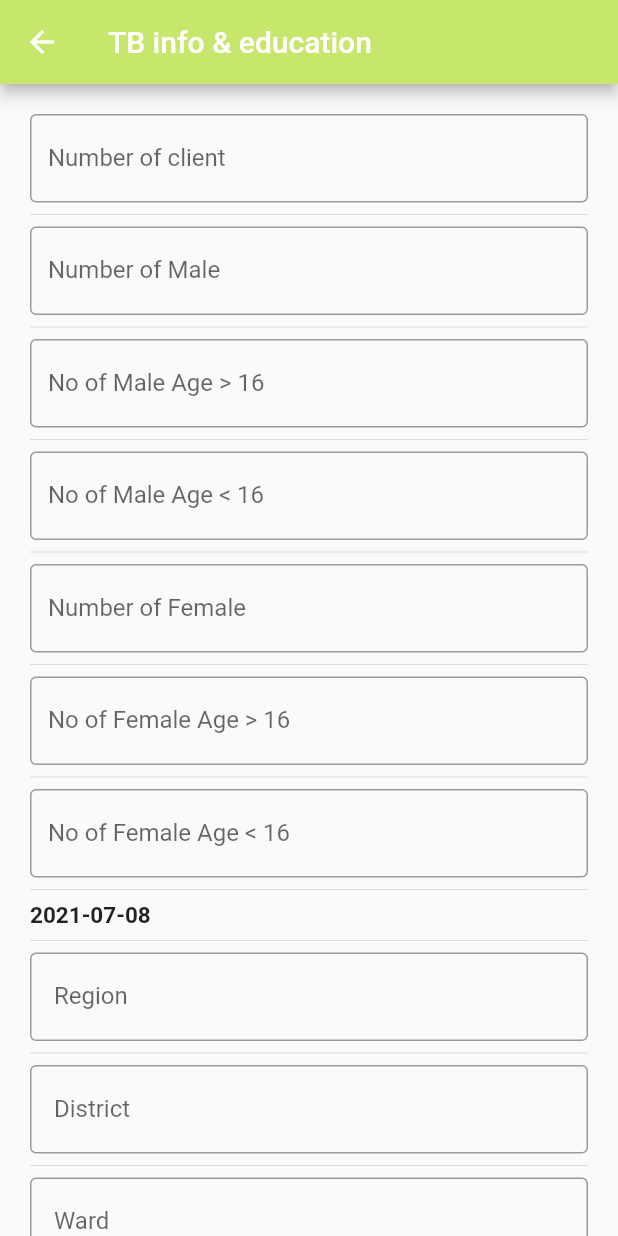
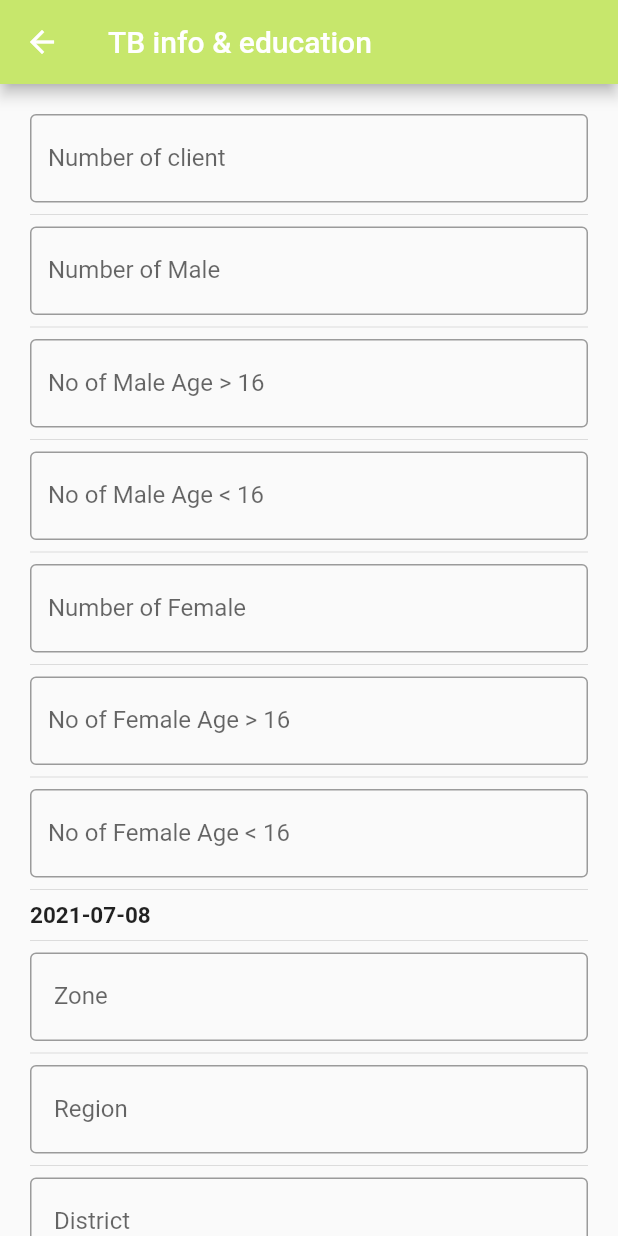
Before and after one commit to MKUTA-PROJECT/MKUTA-Mobile, a Flutter app: the EducationInfo screen opened directly, on a phone screen of 412 x 824 dp. Run offline on Flutter 3.47's test engine with Material 2 defaults, Android fonts, the light colour scheme and no system bars; our stand-ins replace pie_chart, sqflite; accounts and stored records are empty.

Commit message:
Addd the Info API

```diff
--- a/lib/UI/Dahboard/education.dart
+++ b/lib/UI/Dahboard/education.dart
@@ -31,7 +31,7 @@ class _EducationState extends State<Education> {
                     mainAxisAlignment: MainAxisAlignment.spaceEvenly,
                     children: [
                       Column(children: [
-                        Text('list of Tb info '),
+                        Text('List of My Activities'),
                       ]),
                       Column(children: [
                         IconButton(
--- a/lib/UI/Dahboard/eduucationInfo.dart
+++ b/lib/UI/Dahboard/eduucationInfo.dart
@@ -1,4 +1,6 @@
 import 'package:flutter/material.dart';
+import 'package:mkuat/UI/model/info.dart';
+import 'package:mkuat/core/service/infoService.dart';
 import 'education.dart';
 
 class EducationInfo extends StatefulWidget {
@@ -9,7 +11,20 @@ class EducationInfo extends StatefulWidget {
 }
 
 class _EducationInfoState extends State<EducationInfo> {
-  DateTime selectedDate = DateTime.now();
+  var selectedDate = new DateTime.now().toString().substring(0, 10);
+  TextEditingController _fbController = new TextEditingController();
+  TextEditingController _faController = new TextEditingController();
+  TextEditingController _mbController = new TextEditingController();
+  TextEditingController _maController = new TextEditingController();
+  TextEditingController _zController = new TextEditingController();
+  TextEditingController _rController = new TextEditingController();
+  TextEditingController _dController = new TextEditingController();
+  TextEditingController _sdController = new TextEditingController();
+  TextEditingController _wController = new TextEditingController();
+  TextEditingController _sController = new TextEditingController();
+
+  bool _isSubmit;
+  bool get isSubmit => _isSubmit ?? false;
   @override
   Widget build(BuildContext context) {
     return Scaffold(
@@ -42,6 +57,7 @@ class _EducationInfoState extends State<EducationInfo> {
                     ),
                     Divider(),
                     TextFormField(
+                      controller: _maController,
                       decoration: const InputDecoration(
                         border: OutlineInputBorder(),
                         prefixText: 'No of Male Age > 16 ',
@@ -50,6 +66,7 @@ class _EducationInfoState extends State<EducationInfo> {
                     ),
                     Divider(),
                     TextFormField(
+                      controller: _mbController,
                       decoration: const InputDecoration(
                         border: OutlineInputBorder(),
                         prefixText: 'No of Male Age < 16 ',
@@ -66,6 +83,7 @@ class _EducationInfoState extends State<EducationInfo> {
                     ),
                     Divider(),
                     TextFormField(
+                      controller: _faController,
                       decoration: const InputDecoration(
                         border: OutlineInputBorder(),
                         prefixText: 'No of Female Age > 16 ',
@@ -74,6 +92,7 @@ class _EducationInfoState extends State<EducationInfo> {
                     ),
                     Divider(),
                     TextFormField(
+                      controller: _fbController,
                       decoration: const InputDecoration(
                         border: OutlineInputBorder(),
                         prefixText: 'No of Female Age < 16 ',
@@ -84,7 +103,7 @@ class _EducationInfoState extends State<EducationInfo> {
                     Row(
                       children: [
                         Text(
-                          "${selectedDate.toLocal()}".split(' ')[0],
+                          "$selectedDate",
                           style: TextStyle(
                               fontSize: 15, fontWeight: FontWeight.bold),
                         ),
@@ -92,6 +111,15 @@ class _EducationInfoState extends State<EducationInfo> {
                     ),
                     Divider(),
                     TextFormField(
+                      controller: _zController,
+                      decoration: const InputDecoration(
+                        border: OutlineInputBorder(),
+                        labelText: ' Zone',
+                      ),
+                    ),
+                    Divider(),
+                    TextFormField(
+                      controller: _rController,
                       decoration: const InputDecoration(
                         border: OutlineInputBorder(),
                         labelText: ' Region',
@@ -99,6 +127,7 @@ class _EducationInfoState extends State<EducationInfo> {
                     ),
                     Divider(),
                     TextFormField(
+                      controller: _dController,
                       decoration: const InputDecoration(
                         border: OutlineInputBorder(),
                         labelText: ' District',
@@ -106,6 +135,15 @@ class _EducationInfoState extends State<EducationInfo> {
                     ),
                     Divider(),
                     TextFormField(
+                      controller: _sdController,
+                      decoration: const InputDecoration(
+                        border: OutlineInputBorder(),
+                        labelText: ' Sub-District',
+                      ),
+                    ),
+                    Divider(),
+                    TextFormField(
+                      controller: _wController,
                       decoration: const InputDecoration(
                         border: OutlineInputBorder(),
                         labelText: ' Ward',
@@ -113,13 +151,7 @@ class _EducationInfoState extends State<EducationInfo> {
                     ),
                     Divider(),
                     TextFormField(
-                      decoration: const InputDecoration(
-                        border: OutlineInputBorder(),
-                        labelText: ' Zone',
-                      ),
-                    ),
-                    Divider(),
-                    TextFormField(
+                      controller: _sController,
                       decoration: const InputDecoration(
                         border: OutlineInputBorder(),
                         labelText: ' Street/Village',
@@ -128,18 +160,72 @@ class _EducationInfoState extends State<EducationInfo> {
                     Divider(),
                     Center(
                       child: TextButton(
-                        onPressed: () {
-                          // Navigator.push(
-                          //   context,
-                          //   MaterialPageRoute(builder: (context) => Education()),
-                          // );
-                          Navigator.pop(context);
+                        onPressed: () async {
+                          _isSubmit = true;
+                          Info info = new Info(
+                            female_below_15: int.parse(_fbController.text),
+                            female_above_15: int.parse(_faController.text),
+                            male_below_15: int.parse(_mbController.text),
+                            male_above_15: int.parse(_maController.text),
+                            date: selectedDate,
+                            zone: _zController.text,
+                            region: _rController.text,
+                            district: _dController.text,
+                            sub_district: _sdController.text,
+                            ward: _wController.text,
+                            street: _sController.text,
+                          );
+                          final result = await InfoService().onPostInfo(info);
+
+                          final title =
+                              result == true ? 'Done' : 'Unsuccessful';
+                          final text =
+                              result == true ? 'Info Posted' : 'Not Posted';
+                          if (result == true) {
+                            showDialog(
+                                context: context,
+                                builder: (_) => AlertDialog(
+                                      title: Text(title),
+                                      content: Text(text),
+                                      actions: <Widget>[
+                                        // ignore: deprecated_member_use
+                                        FlatButton(
+                                            child: Text('Ok'),
+                                            onPressed: () {
+                                              Navigator.push(
+                                                context,
+                                                MaterialPageRoute(
+                                                    builder: (context) =>
+                                                        Education()),
+                                              );
+                                            })
+                                      ],
+                                    ));
+                          } else {
+                            showDialog(
+                                context: context,
+                                builder: (_) => AlertDialog(
+                                      title: Text(title),
+                                      content: Text(text),
+                                      actions: <Widget>[
+                                        // ignore: deprecated_member_use
+                                        FlatButton(
+                                            child: Text('Go Back'),
+                                            onPressed: () {
+                                              Navigator.pop(context);
+                                            })
+                                      ],
+                                    ));
+                          }
+
                         },
-                        child: Text(
-                          'Save',
-                          style:
-                              TextStyle(color: Color(0xFFC7E76C), fontSize: 25),
-                        ),
+                        child: isSubmit
+                            ? CircularProgressIndicator()
+                            : Text(
+                                'Save',
+                                style: TextStyle(
+                                    color: Color(0xFFC7E76C), fontSize: 25),
+                              ),
                       ),
                     ),
                   ]),
--- /dev/null
+++ b/lib/UI/model/info.dart
@@ -0,0 +1,30 @@
+import 'package:flutter/foundation.dart';
+
+class Info {
+  int female_below_15;
+  int female_above_15;
+  int male_below_15;
+  int male_above_15;
+  String date;
+  String zone;
+  String region;
+  String district;
+  String sub_district;
+  String ward;
+  String street;
+
+  Info(
+      {
+      @required this.female_below_15,
+      @required this.female_above_15,
+      @required this.male_below_15,
+      @required this.male_above_15,
+      @required this.date,
+      @required this.zone,
+      @required this.region,
+      @required this.district,
+      @required this.sub_district,
+      @required this.ward,
+      @required this.street,
+     });
+}
--- a/lib/UI/model/patient.dart
+++ b/lib/UI/model/patient.dart
@@ -16,6 +16,7 @@ class Patient {
   String tb_status;
   String actitivity;
   String hospitalName;
+  String date;
 
   Patient(
       {@required this.id,
@@ -29,6 +30,7 @@ class Patient {
       @required this.district,
       @required this.ward,
       @required this.street,
+      @required this.date,
       @required this.tb_suspect,
       @required this.tb_status,
       @required this.actitivity,
@@ -51,6 +53,7 @@ class Patient {
     map['tb_status'] = patient.tb_status;
     map['activity'] = patient.actitivity;
     map['hospital'] = patient.hospitalName;
+    map['date'] = patient.date;
     return map;
   }
 
@@ -70,5 +73,7 @@ class Patient {
     this.tb_status = map['tb_status'];
     this.actitivity = map["activity"];
     this.hospitalName = map['hospital'];
+    this.date = map['date'];
+
   }
 }
--- a/lib/UI/model/patientResult.dart
+++ b/lib/UI/model/patientResult.dart
@@ -76,7 +76,7 @@ class _PatientResultsState extends State<PatientResults> {
                                   onPressed: () {
 
                                     patientState.savePatient(patient);
-                                     patientState.onSetTrackUpload();
+                                    patientState.onSetTrackUpload();
                                     // Navigator.push(
                                     //                   context,
                                     //                   MaterialPageRoute(
--- a/lib/UI/model/result.dart
+++ b/lib/UI/model/result.dart
@@ -151,10 +151,6 @@ class _ResultState extends State<Result> {
                                           ),
                                           child: TextButton(
                                             onPressed: () {
-                                              //Navigator.of(context)
-                                              // .pushNamedAndRemoveUntil(
-                                              //     'C:/Users/Karzai/Desktop/MKUTA/FYP/Mobile1/MKUTA-Mobile/lib/UI/Dahboard',
-                                              //     ModalRoute.withName(''));
                                               Navigator.of(context).push(
                                                 MaterialPageRoute(
                                                     builder: (context) =>
--- a/lib/core/offline_db_provider/offline_db_provider.dart
+++ b/lib/core/offline_db_provider/offline_db_provider.dart
@@ -6,7 +6,7 @@ class OfflineDbProvider {
   Database _db;
   // Script for migrations as well as intialization of tables
   final List<String> initialQuery = [
-    "CREATE TABLE IF NOT EXISTS patient (id TEXT PRIMARY KEY, first_name TEXT,middle_name TEXT,last_name TEXT,sex TEXT,tel TEXT,age TEXT,region TEXT,district TEXT,ward TEXT,street TEXT,tb_suspect TEXT,tb_status TEXT,activity TEXT, hospital TEXT)",
+    "CREATE TABLE IF NOT EXISTS patient (id TEXT PRIMARY KEY, first_name TEXT,middle_name TEXT,last_name TEXT,sex TEXT,tel TEXT,age TEXT,region TEXT,district TEXT,ward TEXT,street TEXT,tb_suspect TEXT,tb_status TEXT,activity TEXT, hospital TEXT, date TEXT)",
   ];
 
   final List<String> migrationQuery = [];
--- a/lib/core/offline_db_provider/patient.dart
+++ b/lib/core/offline_db_provider/patient.dart
@@ -20,6 +20,7 @@ class ParinetOfflineProvider extends OfflineDbProvider {
   String tb_status = "tb_status";
   String actitivity = "activity";
   String hospital = "hospital";
+  String date = "date";
 
   addOrUpdateParients(Patient patient) async {
     var dbClient = await db;
@@ -54,7 +55,8 @@ class ParinetOfflineProvider extends OfflineDbProvider {
           tb_suspect,
           tb_status,
           actitivity,
-          hospital
+          hospital,
+          date
         ],
       );
       if (maps.isNotEmpty) {
```
Also changed, not shown: lib/UI/model/referal/referalForm.dart (+6 -2 lines), lib/UI/registration/registerForm.dart (+17 -49 lines), lib/core/service/infoService.dart (added, +33 -0 lines), lib/core/service/patient_service.dart (+4 -3 lines).
